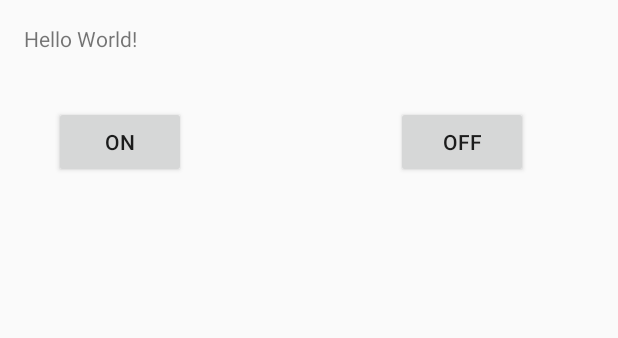
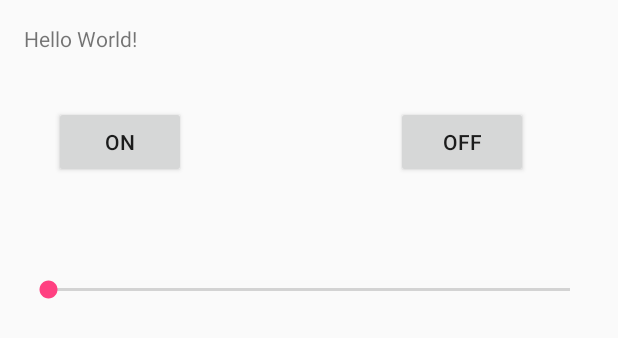
Before and after one commit to DmitryMasley/android-bluetooth-remote, an Android app: the layout activity_main.xml on its own in the app's theme, with its tools: preview values and no code run, on a phone screen of 412 x 824 dp. Shown: the top 338 px of the screen. Run offline under Robolectric (Android 15) with nearby library versions, the phone set to English and light mode, and no system bars.

```diff
--- a/app/src/main/AndroidManifest.xml
+++ b/app/src/main/AndroidManifest.xml
@@ -8,7 +8,7 @@
         android:label="@string/app_name"
         android:supportsRtl="true"
         android:theme="@style/AppTheme">
-        <activity android:name=".MainActivity">
+        <activity android:name=".MainActivity" android:screenOrientation="landscape" android:configChanges="keyboardHidden|orientation|screenSize">>
             <intent-filter>
                 <action android:name="android.intent.action.MAIN" />
 
--- a/app/src/main/res/layout/activity_main.xml
+++ b/app/src/main/res/layout/activity_main.xml
@@ -34,4 +34,12 @@
         android:layout_alignParentEnd="true"
         android:layout_marginEnd="44dp"
         android:id="@+id/off" />
+
+    <SeekBar
+        android:layout_width="match_parent"
+        android:layout_height="wrap_content"
+        android:layout_below="@+id/on"
+        android:layout_marginTop="36dp"
+        android:id="@+id/speed"
+        android:minHeight="77dp" />
 </RelativeLayout>
```
